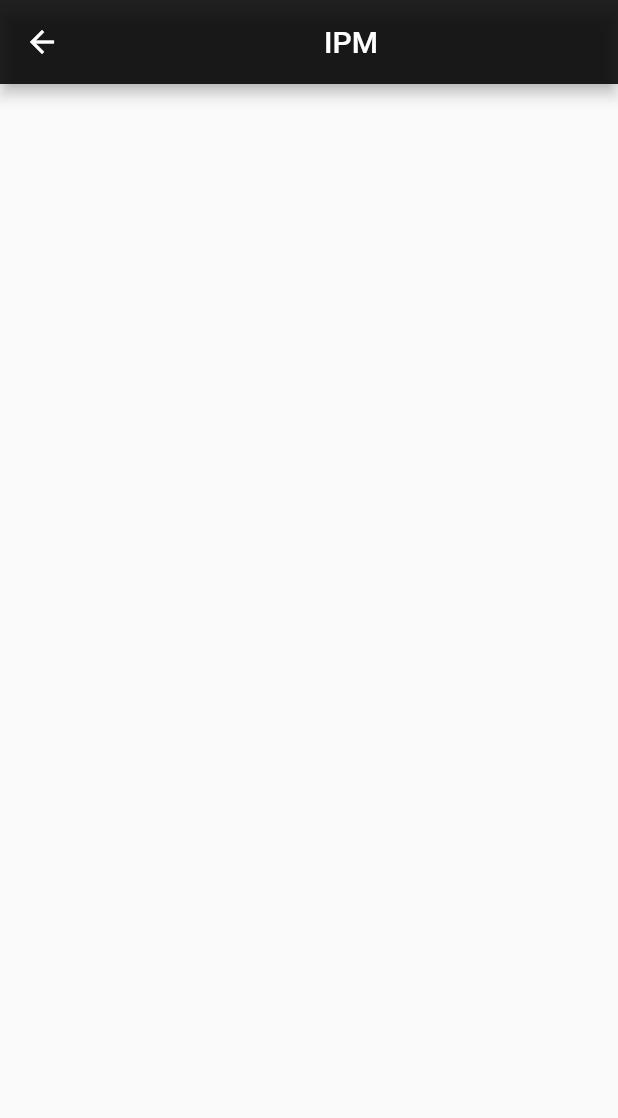
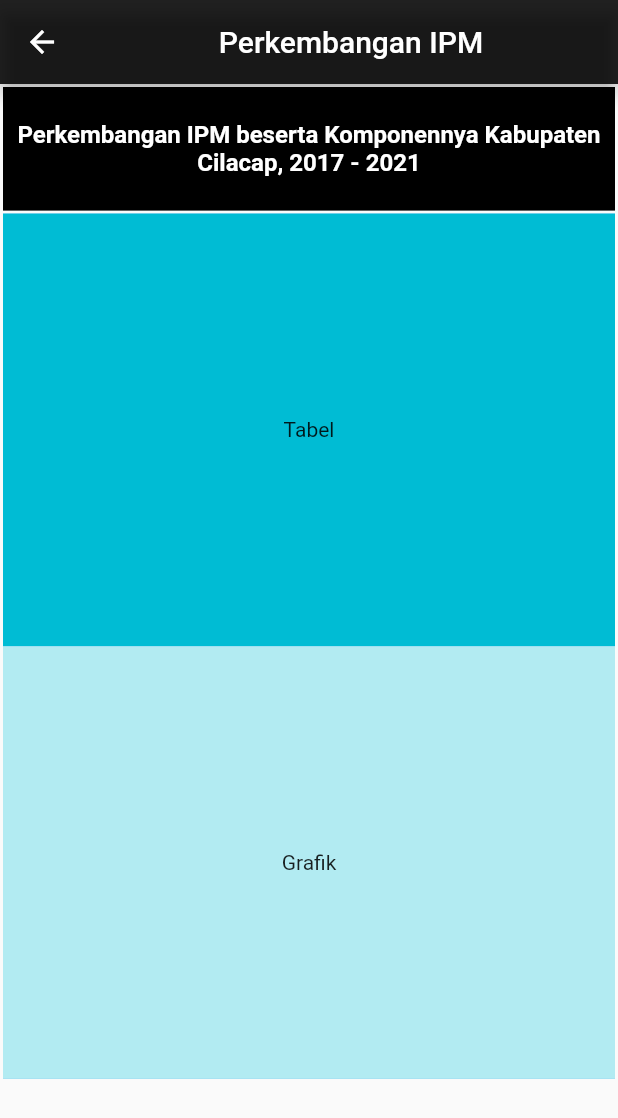
Before and after one commit to pujiapri13/BPS_CLC, a Flutter app: the IpmContent screen opened directly, on a phone screen of 412 x 824 dp. Shown: the top 1118 px of the screen. Run offline on Flutter 3.47's test engine with Material 2 defaults, Android fonts, the phone set to English and light mode, and no system bars; our stand-ins replace carousel_slider, dropdown_button2; missing offline and left inert: circle_bottom_navigation_bar.

Commit message:
layout IPM done

```diff
--- a/lib/bottomnavbar_content/ipm_content.dart
+++ b/lib/bottomnavbar_content/ipm_content.dart
@@ -12,11 +12,67 @@ class IpmContent extends StatefulWidget {
 class _IpmContentState extends State<IpmContent> {
   @override
   Widget build(BuildContext context) {
+    var screenHeight = MediaQuery.of(context).size.height -
+        MediaQuery.of(context).padding.top -
+        MediaQuery.of(context).padding.bottom;
+    var screenWeight = MediaQuery.of(context).size.width;
     return SafeArea(
       child: Scaffold(
         appBar: AppBar(
           backgroundColor: Colors.black87,
-          title: const Center(child: Text('IPM')),
+          title: const Center(
+            child: Text('Perkembangan IPM'),
+          ),
+        ),
+        body: Container(
+          margin: const EdgeInsets.all(2),
+          child: Column(
+            children: <Widget>[
+              Container(
+                height: screenHeight * 0.1,
+                margin: EdgeInsets.only(bottom: 2),
+                color: Colors.black,
+                child: Center(
+                  child: Text(
+                    'Perkembangan IPM beserta Komponennya Kabupaten Cilacap, 2017 - 2021',
+                    textAlign: TextAlign.center,
+                    style: TextStyle(
+                        color: Colors.white,
+                        fontSize: 16,
+                        fontWeight: FontWeight.bold),
+                  ),
+                ),
+              ),
+              Flexible(
+                child: Container(
+                  color: Colors.blue[300],
+                  height: screenHeight * 0.7,
+                  child: Column(
+                    children: <Widget>[
+                      Flexible(
+                        fit: FlexFit.tight,
+                        flex: 1,
+                        child: Container(
+                          width: screenWeight,
+                          color: Colors.cyan,
+                          child: Center(child: Text('Tabel')),
+                        ),
+                      ),
+                      Flexible(
+                        flex: 1,
+                        fit: FlexFit.tight,
+                        child: Container(
+                          width: screenWeight,
+                          color: Colors.cyan[100],
+                          child: Center(child: Text('Grafik')),
+                        ),
+                      ),
+                    ],
+                  ),
+                ),
+              ),
+            ],
+          ),
         ),
       ),
     );
```
